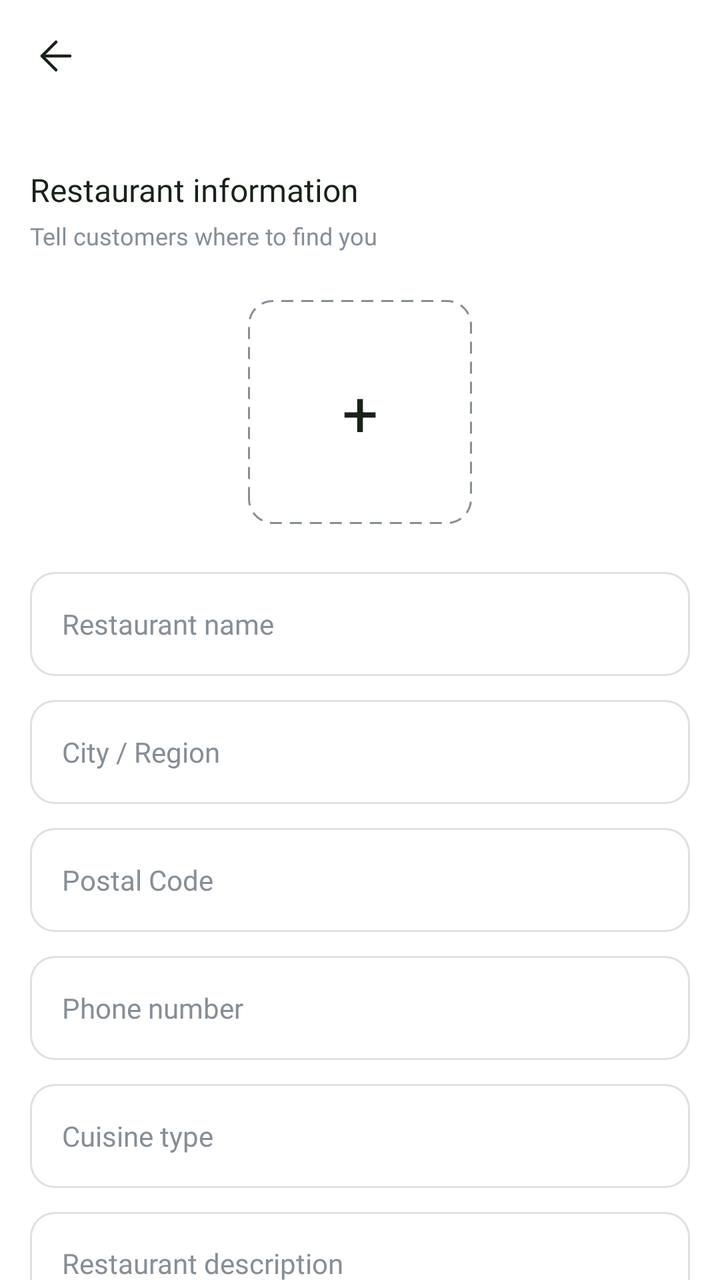
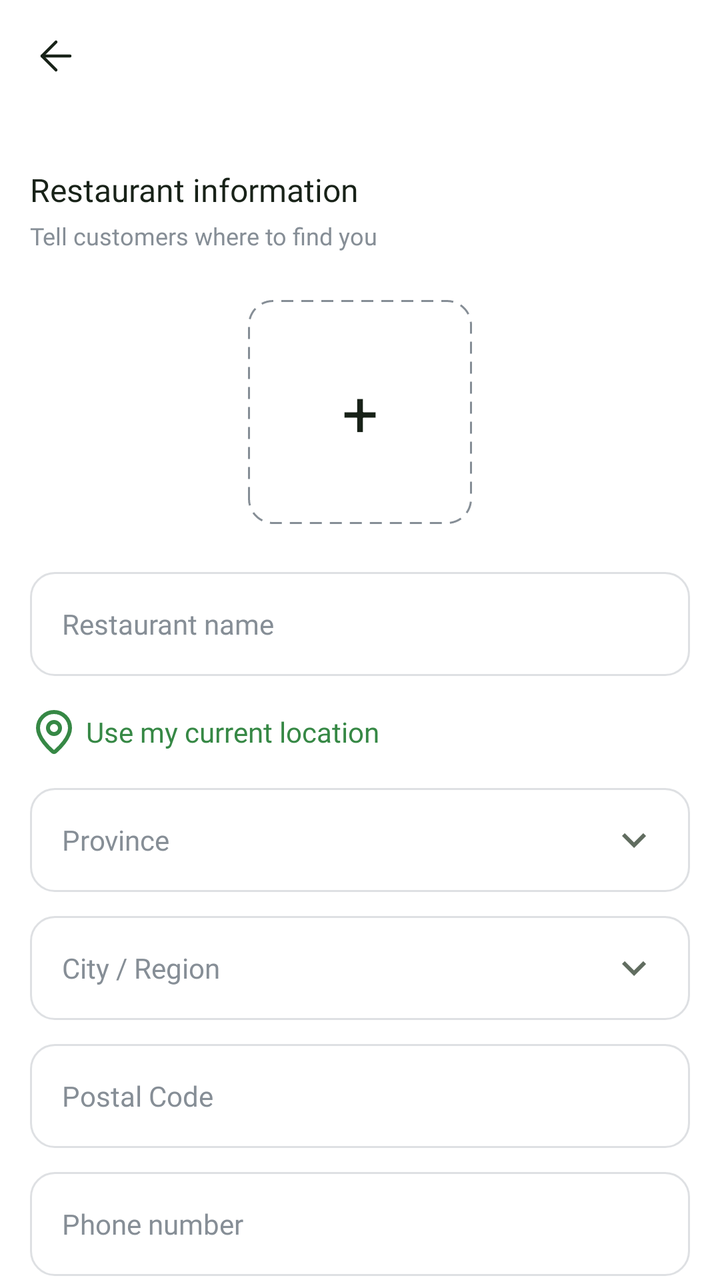

Before-and-after screenshots of an Android layout around one commit, followed by the original layout XML and the change that was made.
<!-- AndroidManifest.xml: application theme Theme.FoodWastageReductionApp -->
<!-- res/layout/activity_restaurant_information.xml -->
<?xml version="1.0" encoding="utf-8"?>
<androidx.constraintlayout.widget.ConstraintLayout
    xmlns:android="http://schemas.android.com/apk/res/android"
    xmlns:app="http://schemas.android.com/apk/res-auto"
    xmlns:tools="http://schemas.android.com/tools"
    android:id="@+id/main"
    android:layout_width="match_parent"
    android:layout_height="match_parent"
    android:background="@color/background_white"
    tools:context=".auth.RestaurantInformationActivity">

    <include
        android:id="@+id/header"
        layout="@layout/component_header"
        android:layout_width="0dp"
        android:layout_height="56dp"
        app:layout_constraintTop_toTopOf="parent"
        app:layout_constraintStart_toStartOf="parent"
        app:layout_constraintEnd_toEndOf="parent" />

    <androidx.core.widget.NestedScrollView
        android:id="@+id/scrollContent"
        android:layout_width="0dp"
        android:layout_height="0dp"
        android:fillViewport="true"
        app:layout_constraintTop_toBottomOf="@id/header"
        app:layout_constraintBottom_toBottomOf="parent"
        app:layout_constraintStart_toStartOf="parent"
        app:layout_constraintEnd_toEndOf="parent">

        <LinearLayout
            android:id="@+id/layoutContent"
            android:layout_width="match_parent"
            android:layout_height="wrap_content"
            android:orientation="vertical"
            android:paddingStart="@dimen/screen_padding"
            android:paddingEnd="@dimen/screen_padding"
            android:paddingTop="28dp"
            android:paddingBottom="@dimen/space_xxl">

            <TextView
                android:id="@+id/txtRestaurantInformationTitle"
                style="@style/Text.HeadlineSm"
                android:layout_width="wrap_content"
                android:layout_height="wrap_content"
                android:text="@string/restaurantInformationTitle" />

            <TextView
                android:id="@+id/txtRestaurantInformationDesc"
                style="@style/Text.BodyXs"
                android:layout_width="wrap_content"
                android:layout_height="wrap_content"
                android:layout_marginTop="@dimen/space_xs"
                android:text="@string/restaurantInformationDesc" />

            <FrameLayout
                android:id="@+id/layoutRestaurantImage"
                android:layout_width="112dp"
                android:layout_height="112dp"
                android:layout_gravity="center_horizontal"
                android:layout_marginTop="@dimen/space_xl"
                android:background="@drawable/bg_image_upload">

                <com.google.android.material.imageview.ShapeableImageView
                    android:id="@+id/imgRestaurant"
                    android:layout_width="match_parent"
                    android:layout_height="match_parent"
                    android:scaleType="centerCrop"
                    android:contentDescription="@string/restaurantInformationTitle"
                    app:shapeAppearanceOverlay="@style/ShapeAppearance.Rounded12" />

                <TextView
                    android:id="@+id/txtAddImage"
                    android:layout_width="wrap_content"
                    android:layout_height="wrap_content"
                    android:layout_gravity="center"
                    android:text="+"
                    android:textColor="@color/text_primary"
                    android:textSize="32sp" />

            </FrameLayout>

            <EditText
                android:id="@+id/editRestaurantName"
                style="@style/Input.Default"
                android:layout_width="match_parent"
                android:layout_marginTop="@dimen/space_xl"
                android:hint="@string/hintRestaurantName"
                android:inputType="textCapWords" />

            <EditText
                android:id="@+id/editRestaurantCity"
                style="@style/Input.Default"
                android:layout_width="match_parent"
                android:layout_marginTop="@dimen/space_md"
                android:hint="@string/hintCity"
                android:inputType="textCapWords" />

            <EditText
                android:id="@+id/editRestaurantProvince"
                style="@style/Input.Default"
                android:layout_width="match_parent"
                android:layout_marginTop="@dimen/space_md"
                android:hint="@string/hintProvince"
                android:inputType="textCapWords"
                android:visibility="gone" />

            <EditText
                android:id="@+id/editRestaurantPostalCode"
                style="@style/Input.Default"
                android:layout_width="match_parent"
                android:layout_marginTop="@dimen/space_md"
                android:hint="@string/hintPostalCode"
                android:inputType="textCapCharacters" />

            <EditText
                android:id="@+id/editRestaurantPhone"
                style="@style/Input.Default"
                android:layout_width="match_parent"
                android:layout_marginTop="@dimen/space_md"
                android:hint="@string/hintPhoneNumber"
                android:inputType="phone" />

            <EditText
                android:id="@+id/editCuisineType"
                style="@style/Input.Default"
                android:layout_width="match_parent"
                android:layout_marginTop="@dimen/space_md"
                android:hint="@string/hintCuisineType"
                android:inputType="textCapWords" />

            <EditText
                android:id="@+id/editRestaurantDescription"
                android:layout_width="match_parent"
                android:layout_height="120dp"
                android:layout_marginTop="@dimen/space_md"
                android:background="@drawable/bg_text_input"
                android:fontFamily="@font/pretendard_regular"
                android:gravity="top|start"
                android:hint="@string/hintRestaurantDescription"
                android:inputType="textMultiLine"
                android:padding="@dimen/space_lg"
                android:textColor="@color/text_primary"
                android:textColorHint="@color/text_tertiary"
                android:textSize="@dimen/text_body_sm" />

            <Button
                android:id="@+id/btnGoToDashboard"
                style="@style/Button.Primary"
                android:layout_width="match_parent"
                android:layout_marginTop="@dimen/space_xl"
                android:text="@string/btnGoToDashboard"
                app:backgroundTint="@null" />

        </LinearLayout>

    </androidx.core.widget.NestedScrollView>

</androidx.constraintlayout.widget.ConstraintLayout>
<!-- res/layout/component_header.xml (included above) -->
<?xml version="1.0" encoding="utf-8"?>
<androidx.constraintlayout.widget.ConstraintLayout
    xmlns:android="http://schemas.android.com/apk/res/android"
    xmlns:app="http://schemas.android.com/apk/res-auto"
    android:layout_width="match_parent"
    android:layout_height="56dp">

    <ImageView
        android:id="@+id/btnBack"
        android:layout_width="48dp"
        android:layout_height="48dp"
        android:layout_marginStart="4dp"
        android:padding="12dp"
        android:src="@drawable/icon_back"
        android:contentDescription="@string/contentDescBack"
        android:clickable="true"
        android:focusable="true"
        android:background="?attr/selectableItemBackgroundBorderless"
        app:tint="@color/text_primary"
        app:layout_constraintStart_toStartOf="parent"
        app:layout_constraintTop_toTopOf="parent"
        app:layout_constraintBottom_toBottomOf="parent" />

    <TextView
        android:id="@+id/txtHeaderTitle"
        style="@style/Text.HeadlineSm"
        android:layout_width="wrap_content"
        android:layout_height="wrap_content"
        android:text=""
        app:layout_constraintStart_toStartOf="parent"
        app:layout_constraintEnd_toEndOf="parent"
        app:layout_constraintTop_toTopOf="parent"
        app:layout_constraintBottom_toBottomOf="parent" />

</androidx.constraintlayout.widget.ConstraintLayout>
<!-- resources referenced by this layout -->
<resources>
  <color name="background_white">#FFFFFF</color>
  <color name="text_primary">#182218</color>
  <color name="text_tertiary">#868E96</color>
  <dimen name="screen_padding">15dp</dimen>
  <dimen name="space_lg">16dp</dimen>
  <dimen name="space_md">12dp</dimen>
  <dimen name="space_xl">24dp</dimen>
  <dimen name="space_xs">4dp</dimen>
  <dimen name="space_xxl">32dp</dimen>
  <dimen name="text_body_sm">14sp</dimen>
  <string name="btnGoToDashboard">Go to dashboard</string>
  <string name="contentDescBack">Back</string>
  <string name="hintCity">City / Region</string>
  <string name="hintCuisineType">Cuisine type</string>
  <string name="hintPhoneNumber">Phone number</string>
  <string name="hintPostalCode">Postal Code</string>
  <string name="hintProvince">Province</string>
  <string name="hintRestaurantDescription">Restaurant description</string>
  <string name="hintRestaurantName">Restaurant name</string>
  <string name="restaurantInformationDesc">Tell customers where to find you</string>
  <string name="restaurantInformationTitle">Restaurant information</string>
  <style name="ShapeAppearance.Rounded12" parent="">
          <item name="cornerFamily">rounded</item>
          <item name="cornerSize">12dp</item>
      </style>
  <style name="Text.BodyXs">
          <item name="android:fontFamily">@font/pretendard_regular</item>
          <item name="android:textSize">@dimen/text_body_xs</item>
          <item name="android:textColor">@color/text_tertiary</item>
      </style>
  <style name="Theme.FoodWastageReductionApp" parent="Base.Theme.FoodWastageReductionApp" />
  <dimen name="radius_md">12dp</dimen>
  <color name="background_secondary">#DEE0E3</color>
  <dimen name="button_height">52dp</dimen>
  <color name="text_inverse">#FFFFFF</color>
  <dimen name="text_body_md">16sp</dimen>
  <dimen name="input_height">52dp</dimen>
  <dimen name="text_body_xs">12sp</dimen>
  <dimen name="text_headline_sm">16sp</dimen>
  <color name="background_accent1">#368845</color>
  <!-- unchanged entries left out for length: 8 -->
</resources>

<!-- the commit's change to res/layout/activity_restaurant_information.xml (unified diff, before → after) -->
@@ -88,22 +88,41 @@
                 android:hint="@string/hintRestaurantName"
                 android:inputType="textCapWords" />
 
+            
+            <TextView
+                android:id="@+id/btnUseMyLocation"
+                style="@style/Text.BodySm"
+                android:layout_width="wrap_content"
+                android:layout_height="wrap_content"
+                android:layout_marginTop="@dimen/space_md"
+                android:background="?attr/selectableItemBackground"
+                android:drawableStart="@drawable/icon_map"
+                android:drawablePadding="4dp"
+                android:drawableTint="@color/background_accent1"
+                android:fontFamily="@font/pretendard_bold"
+                android:gravity="center_vertical"
+                android:paddingTop="4dp"
+                android:paddingBottom="4dp"
+                android:text="@string/optCurrentLocation"
+                android:textColor="@color/background_accent1" />
+
+            <EditText
+                android:id="@+id/editRestaurantProvince"
+                style="@style/Input.Default"
+                android:layout_width="match_parent"
+                android:layout_marginTop="@dimen/space_md"
+                android:drawableEnd="@drawable/icon_dropdown"
+                android:drawableTint="@color/text_secondary"
+                android:hint="@string/hintProvince" />
+
             <EditText
                 android:id="@+id/editRestaurantCity"
                 style="@style/Input.Default"
                 android:layout_width="match_parent"
                 android:layout_marginTop="@dimen/space_md"
-                android:hint="@string/hintCity"
-                android:inputType="textCapWords" />
-
-            <EditText
-                android:id="@+id/editRestaurantProvince"
-                style="@style/Input.Default"
-                android:layout_width="match_parent"
-                android:layout_marginTop="@dimen/space_md"
-                android:hint="@string/hintProvince"
-                android:inputType="textCapWords"
-                android:visibility="gone" />
+                android:drawableEnd="@drawable/icon_dropdown"
+                android:drawableTint="@color/text_secondary"
+                android:hint="@string/hintCity" />
 
             <EditText
                 android:id="@+id/editRestaurantPostalCode"
<!-- resource entries referenced after the edit -->
@@ -2,6 +2,7 @@
 <resources>
   <color name="background_white">#FFFFFF</color>
   <color name="text_primary">#182218</color>
+  <color name="text_secondary">#616D60</color>
   <color name="text_tertiary">#868E96</color>
   <dimen name="screen_padding">15dp</dimen>
   <dimen name="space_lg">16dp</dimen>
@@ -10,6 +11,38 @@
   <dimen name="space_xs">4dp</dimen>
   <dimen name="space_xxl">32dp</dimen>
   <dimen name="text_body_sm">14sp</dimen>
+  <!-- drawable icon_dropdown (drawable) -->
+  <?xml version="1.0" encoding="utf-8"?>
+  <vector xmlns:android="http://schemas.android.com/apk/res/android"
+      android:width="24dp"
+      android:height="24dp"
+      android:viewportWidth="24"
+      android:viewportHeight="24">
+      <path
+          android:fillColor="#FF000000"
+          android:pathData="M7.41,8.59L12,13.17l4.59,-4.58L18,10l-6,6 -6,-6 1.41,-1.41z" />
+  </vector>
+  <!-- drawable icon_map (drawable) -->
+  <vector xmlns:android="http://schemas.android.com/apk/res/android"
+      android:width="24dp"
+      android:height="24dp"
+      android:viewportWidth="24"
+      android:viewportHeight="24">
+    <path
+        android:pathData="M12.601,21.799C14.461,20.193 20,14.993 20,10C20,7.878 19.157,5.843 17.657,4.343C16.157,2.843 14.122,2 12,2C9.878,2 7.843,2.843 6.343,4.343C4.843,5.843 4,7.878 4,10C4,14.993 9.539,20.193 11.399,21.799C11.572,21.929 11.783,22 12,22C12.217,22 12.428,21.929 12.601,21.799Z"
+        android:strokeLineJoin="round"
+        android:strokeWidth="2"
+        android:fillColor="#00000000"
+        android:strokeColor="#000000"
+        android:strokeLineCap="round"/>
+    <path
+        android:pathData="M12,13C13.657,13 15,11.657 15,10C15,8.343 13.657,7 12,7C10.343,7 9,8.343 9,10C9,11.657 10.343,13 12,13Z"
+        android:strokeLineJoin="round"
+        android:strokeWidth="2"
+        android:fillColor="#00000000"
+        android:strokeColor="#000000"
+        android:strokeLineCap="round"/>
+  </vector>
   <string name="btnGoToDashboard">Go to dashboard</string>
   <string name="contentDescBack">Back</string>
   <string name="hintCity">City / Region</string>
@@ -19,11 +52,17 @@
   <string name="hintProvince">Province</string>
   <string name="hintRestaurantDescription">Restaurant description</string>
   <string name="hintRestaurantName">Restaurant name</string>
+  <string name="optCurrentLocation">Use my current location</string>
   <string name="restaurantInformationDesc">Tell customers where to find you</string>
   <string name="restaurantInformationTitle">Restaurant information</string>
   <style name="ShapeAppearance.Rounded12" parent="">
           <item name="cornerFamily">rounded</item>
           <item name="cornerSize">12dp</item>
+      </style>
+  <style name="Text.BodySm">
+          <item name="android:fontFamily">@font/pretendard_regular</item>
+          <item name="android:textSize">@dimen/text_body_sm</item>
+          <item name="android:textColor">@color/text_secondary</item>
       </style>
   <style name="Text.BodyXs">
           <item name="android:fontFamily">@font/pretendard_regular</item>
